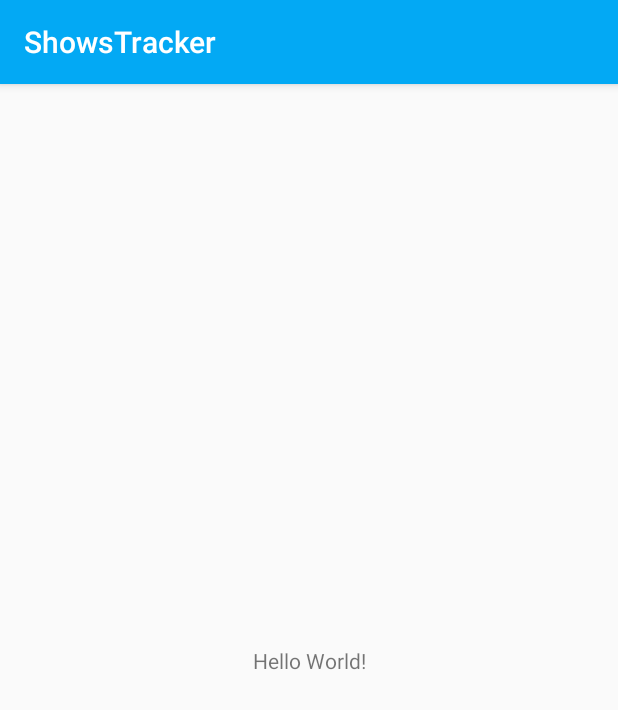
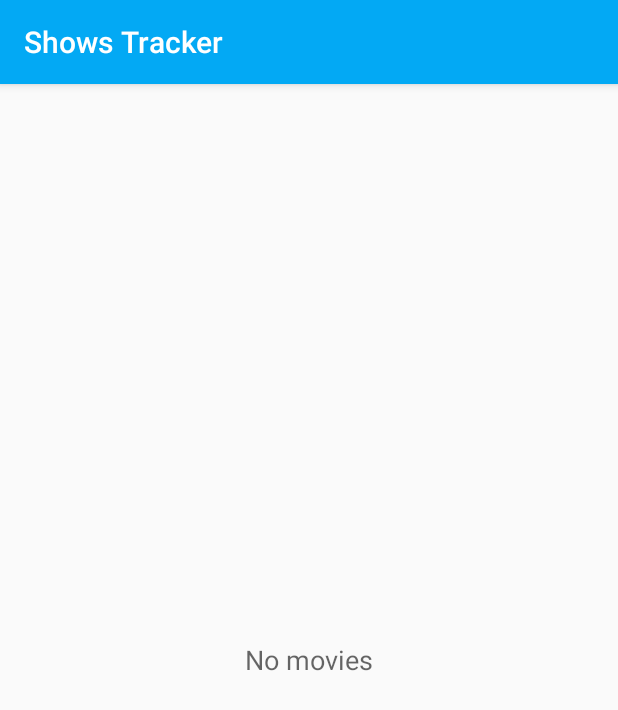
Before and after one commit to PavelClaudiuStefan/ShowsTracker, an Android app: the screen it shows after launch (MainActivity), on a phone screen of 412 x 824 dp. Shown: the top 710 px of the screen. Run offline under Robolectric (Android 15) with nearby library versions, the light colour scheme and no system bars.

Commit message:
Shows tracker v1
+http request using a AsyncTaskLoader
+json parsing
+displays the most popular shows(title, vote average, release date)

```diff
--- a/app/src/main/AndroidManifest.xml
+++ b/app/src/main/AndroidManifest.xml
@@ -1,6 +1,9 @@
 <?xml version="1.0" encoding="utf-8"?>
 <manifest xmlns:android="http://schemas.android.com/apk/res/android"
     package="com.pavelclaudiustefan.shadowapps.showstracker">
+
+    <uses-permission android:name="android.permission.ACCESS_NETWORK_STATE" />
+    <uses-permission android:name="android.permission.INTERNET"/>
 
     <application
         android:allowBackup="true"
--- a/app/src/main/java/com/pavelclaudiustefan/shadowapps/showstracker/MainActivity.java
+++ b/app/src/main/java/com/pavelclaudiustefan/shadowapps/showstracker/MainActivity.java
@@ -1,13 +1,101 @@
 package com.pavelclaudiustefan.shadowapps.showstracker;
 
+import android.app.LoaderManager;
+import android.content.Context;
+import android.content.Loader;
+import android.content.SharedPreferences;
+import android.net.ConnectivityManager;
+import android.net.NetworkInfo;
+import android.net.Uri;
+import android.preference.PreferenceManager;
 import android.support.v7.app.AppCompatActivity;
 import android.os.Bundle;
+import android.view.View;
+import android.widget.ListView;
+import android.widget.TextView;
 
-public class MainActivity extends AppCompatActivity {
+import java.util.ArrayList;
+import java.util.List;
+
+public class MainActivity extends AppCompatActivity implements LoaderManager.LoaderCallbacks<List<Movie>>{
+
+    private final static String TMDB_URL = "https://api.themoviedb.org/3/discover/movie";
+
+    //TODO - Hide the API key
+    private final static String API_KEY = "e0ff28973a330d2640142476f896da04";
+
+    private ArrayList<Movie> movies = new ArrayList<>();
+
+    private MovieAdapter movieAdapter;
+
+    private TextView emptyStateTextView;
 
     @Override
     protected void onCreate(Bundle savedInstanceState) {
         super.onCreate(savedInstanceState);
         setContentView(R.layout.activity_main);
+
+        ListView movieListView = findViewById(R.id.list);
+
+        //Only visible if no movies are found
+        emptyStateTextView = findViewById(R.id.empty_view);
+        movieListView.setEmptyView(emptyStateTextView);
+
+        movieAdapter = new MovieAdapter(this, movies);
+        movieListView.setAdapter(movieAdapter);
+
+        ConnectivityManager connMgr = (ConnectivityManager) getSystemService(Context.CONNECTIVITY_SERVICE);
+        NetworkInfo networkInfo = connMgr.getActiveNetworkInfo();
+
+        // If there is a network connection, fetch data
+        if (networkInfo != null && networkInfo.isConnected()) {
+            LoaderManager loaderManager = getLoaderManager();
+            loaderManager.initLoader(1, null, this);
+        } else {
+            // First, hide loading indicator so error message will be visible
+            View loadingIndicator = findViewById(R.id.loading_indicator);
+            loadingIndicator.setVisibility(View.GONE);
+
+            emptyStateTextView.setText(R.string.no_internet_connection);
+        }
+    }
+
+    @Override
+    public Loader<List<Movie>> onCreateLoader(int id, Bundle args) {
+        SharedPreferences sharedPrefs = PreferenceManager.getDefaultSharedPreferences(this);
+
+        String sortBy = sharedPrefs.getString(
+                getString(R.string.settings_order_by_key),
+                getString(R.string.settings_sort_by_default)
+        );
+
+        Uri baseUri = Uri.parse(TMDB_URL);
+        Uri.Builder uriBuilder = baseUri.buildUpon();
+
+        uriBuilder.appendQueryParameter("api_key", API_KEY);
+        uriBuilder.appendQueryParameter("sort_by", sortBy);
+
+        return new MovieLoader(this, uriBuilder.toString());
+    }
+
+    @Override
+    public void onLoadFinished(Loader<List<Movie>> loader, List<Movie> movies) {
+        // Hide loading indicator because the data has been loaded
+        View loadingIndicator = findViewById(R.id.loading_indicator);
+        loadingIndicator.setVisibility(View.GONE);
+
+        // Set empty state text to display "No earthquakes found." It's not visible if any movie is added to the adapter
+        emptyStateTextView.setText(R.string.no_movies);
+
+        movieAdapter.clear();
+
+        if (movies != null && !movies.isEmpty()) {
+            movieAdapter.addAll(movies);
+        }
+    }
+
+    @Override
+    public void onLoaderReset(Loader<List<Movie>> loader) {
+        movieAdapter.clear();
     }
 }
--- /dev/null
+++ b/app/src/main/java/com/pavelclaudiustefan/shadowapps/showstracker/MovieLoader.java
@@ -0,0 +1,30 @@
+package com.pavelclaudiustefan.shadowapps.showstracker;
+
+import android.content.AsyncTaskLoader;
+import android.content.Context;
+
+import java.util.List;
+
+public class MovieLoader extends AsyncTaskLoader<List<Movie>> {
+
+    private String url;
+
+    MovieLoader(Context context, String url) {
+        super(context);
+        this.url = url;
+    }
+
+    @Override
+    protected void onStartLoading() {
+        forceLoad();
+    }
+
+    @Override
+    public List<Movie> loadInBackground() {
+        if (url == null) {
+            return null;
+        }
+
+        return QueryUtils.fetchMovieData(url);
+    }
+}
--- /dev/null
+++ b/app/src/main/java/com/pavelclaudiustefan/shadowapps/showstracker/QueryUtils.java
@@ -0,0 +1,131 @@
+package com.pavelclaudiustefan.shadowapps.showstracker;
+
+import android.text.TextUtils;
+import android.util.Log;
+
+import org.json.JSONArray;
+import org.json.JSONException;
+import org.json.JSONObject;
+
+import java.io.BufferedReader;
+import java.io.IOException;
+import java.io.InputStream;
+import java.io.InputStreamReader;
+import java.net.HttpURLConnection;
+import java.net.MalformedURLException;
+import java.net.URL;
+import java.nio.charset.Charset;
+import java.util.ArrayList;
+import java.util.List;
+
+/**
+ *  Helper methods used to query data from The Movie Database (TMDb)
+ */
+
+final class QueryUtils {
+
+    private final static String LOG_TAG = "QueryUtils";
+
+    static List<Movie> fetchMovieData(String stringUrl) {
+        URL url = createUrl(stringUrl);
+
+        String jsonResponse = null;
+        try {
+            jsonResponse = makeHttpRequest(url);
+        } catch (IOException e) {
+            e.printStackTrace();
+        }
+
+        return extractMoviesFromJson(jsonResponse);
+    }
+
+    private static URL createUrl(String stringUrl) {
+        URL url = null;
+        try {
+            url = new URL(stringUrl);
+        } catch (MalformedURLException e) {
+            Log.e(LOG_TAG, "Error while building url", e);
+        }
+        return url;
+    }
+
+    private static String makeHttpRequest(URL url) throws IOException {
+        String jsonResponse = "";
+
+        if (url == null) {
+            return jsonResponse;
+        }
+
+        HttpURLConnection urlConnection = null;
+        InputStream inputStream = null;
+        try {
+            urlConnection = (HttpURLConnection) url.openConnection();
+            urlConnection.setReadTimeout(10000 /* milliseconds */);
+            urlConnection.setConnectTimeout(15000 /* milliseconds */);
+            urlConnection.setRequestMethod("GET");
+            urlConnection.connect();
+
+            if (urlConnection.getResponseCode() == 200) {
+                inputStream = urlConnection.getInputStream();
+                jsonResponse = readFromStream(inputStream);
+            } else {
+                Log.e(LOG_TAG, "Error response code: " + urlConnection.getResponseCode());
+            }
+
+        } catch (IOException e) {
+            Log.e(LOG_TAG, "Error", e);
+        } finally {
+            if (urlConnection != null) {
+                urlConnection.disconnect();
+            }
+            if (inputStream != null) {
+                inputStream.close();
+            }
+        }
+        return jsonResponse;
+    }
+
+    private static String readFromStream(InputStream inputStream) throws IOException{
+        StringBuilder output = new StringBuilder();
+        if (inputStream != null) {
+            InputStreamReader inputStreamReader = new InputStreamReader(inputStream, Charset.forName("UTF-8"));
+            BufferedReader reader = new BufferedReader(inputStreamReader);
+            String line = reader.readLine();
+            while (line != null) {
+                output.append(line);
+                line = reader.readLine();
+            }
+        }
+        return output.toString();
+    }
+
+    private static List<Movie> extractMoviesFromJson(String moviesJSON) {
+        if (TextUtils.isEmpty(moviesJSON)) {
+            return null;
+        }
+
+        List<Movie> earthquakes = new ArrayList<>();
+
+        try {
+            JSONObject baseJsonResponse = new JSONObject(moviesJSON);
+            JSONArray moviesArray = baseJsonResponse.getJSONArray("results");
+
+            for (int i = 0; i < moviesArray.length(); i++) {
+                JSONObject currentMovie = moviesArray.getJSONObject(i);
+
+                String title = currentMovie.getString("title");
+                double voteAverage = currentMovie.getDouble("vote_average");
+                String date = currentMovie.getString("release_date");
+
+                Movie movie = new Movie(title, voteAverage, date);
+                earthquakes.add(movie);
+            }
+
+        } catch (JSONException e) {
+            Log.e(LOG_TAG, "Problem parsing the earthquake JSON results", e);
+        }
+
+        return earthquakes;
+    }
+
+}
--- a/app/src/main/res/layout/activity_main.xml
+++ b/app/src/main/res/layout/activity_main.xml
@@ -1,18 +1,46 @@
 <?xml version="1.0" encoding="utf-8"?>
-<android.support.constraint.ConstraintLayout xmlns:android="http://schemas.android.com/apk/res/android"
-    xmlns:app="http://schemas.android.com/apk/res-auto"
-    xmlns:tools="http://schemas.android.com/tools"
+<!-- Copyright (C) 2016 The Android Open Source Project
+
+     Licensed under the Apache License, Version 2.0 (the "License");
+     you may not use this file except in compliance with the License.
+     You may obtain a copy of the License at
+
+          http://www.apache.org/licenses/LICENSE-2.0
+
+     Unless required by applicable law or agreed to in writing, software
+     distributed under the License is distributed on an "AS IS" BASIS,
+     WITHOUT WARRANTIES OR CONDITIONS OF ANY KIND, either express or implied.
+     See the License for the specific language governing permissions and
+     limitations under the License.
+-->
+<!-- Layout for a list of earthquakes -->
+<RelativeLayout
+    xmlns:android="http://schemas.android.com/apk/res/android"
     android:layout_width="match_parent"
-    android:layout_height="match_parent"
-    tools:context="com.pavelclaudiustefan.shadowapps.showstracker.MainActivity">
+    android:layout_height="match_parent">
 
+    <ListView
+        android:id="@+id/list"
+        android:orientation="vertical"
+        android:layout_width="match_parent"
+        android:layout_height="match_parent"
+        android:divider="@null"
+        android:dividerHeight="0dp"/>
+
+    <!-- Empty view is only visible when the list has no items. -->
     <TextView
+        android:id="@+id/empty_view"
         android:layout_width="wrap_content"
         android:layout_height="wrap_content"
-        android:text="Hello World!"
-        app:layout_constraintBottom_toBottomOf="parent"
-        app:layout_constraintLeft_toLeftOf="parent"
-        app:layout_constraintRight_toRightOf="parent"
-        app:layout_constraintTop_toTopOf="parent" />
+        android:layout_centerInParent="true"
+        android:textAppearance="?android:textAppearanceMedium"/>
 
-</android.support.constraint.ConstraintLayout>
+    <!-- Loading indicator is only shown before the first load -->
+    <ProgressBar
+        android:id="@+id/loading_indicator"
+        style="@style/Widget.AppCompat.ProgressBar"
+        android:layout_width="wrap_content"
+        android:layout_height="wrap_content"
+        android:layout_centerInParent="true"/>
+
+</RelativeLayout>
--- a/app/src/main/res/values/strings.xml
+++ b/app/src/main/res/values/strings.xml
@@ -1,3 +1,9 @@
 <resources>
-    <string name="app_name">ShowsTracker</string>
+    <string name="app_name">Shows Tracker</string>
+    <string name="no_internet_connection">No internet connection</string>
+    <string name="no_movies">No movies</string>
+
+    <string name="settings_order_by_key" translatable="false">order_by</string>
+    <string name="settings_sort_by_default" translatable="false">@string/settings_sort_by_popularity_desc</string>
+    <string name="settings_sort_by_popularity_desc" translatable="false">popularity.desc</string>
 </resources>
```
Also changed, not shown: app/src/main/java/com/pavelclaudiustefan/shadowapps/showstracker/Movie.java (added, +26 -0 lines), app/src/main/java/com/pavelclaudiustefan/shadowapps/showstracker/MovieAdapter.java (added, +66 -0 lines), app/src/main/res/drawable/circle.xml (added, +21 -0 lines), app/src/main/res/layout/movies_list_item.xml (added, +82 -0 lines), app/src/main/res/values/colors.xml (+15 -0 lines).
